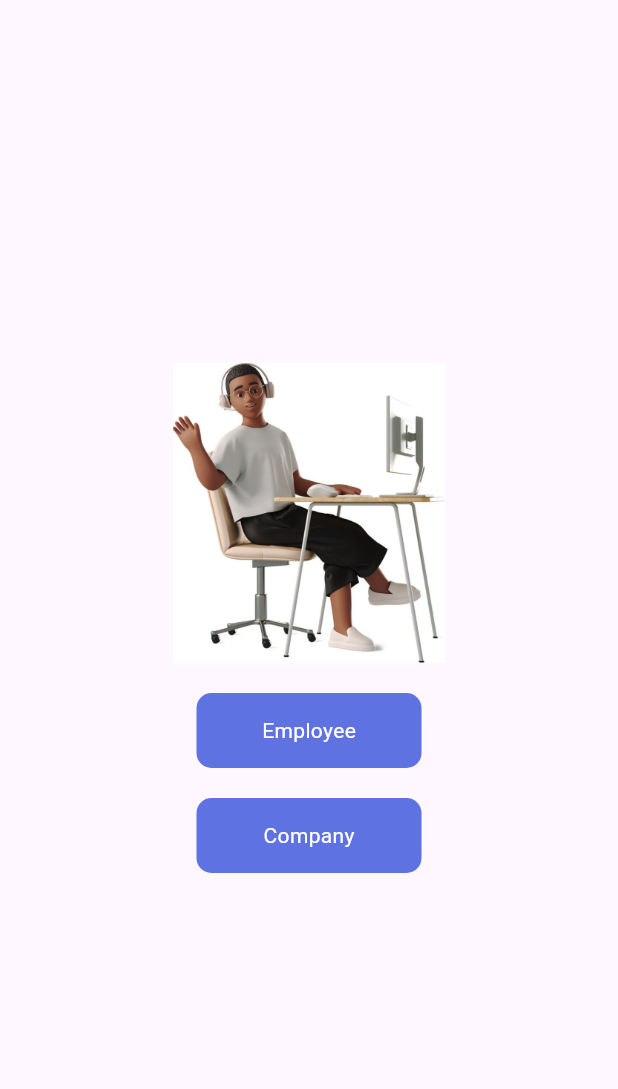
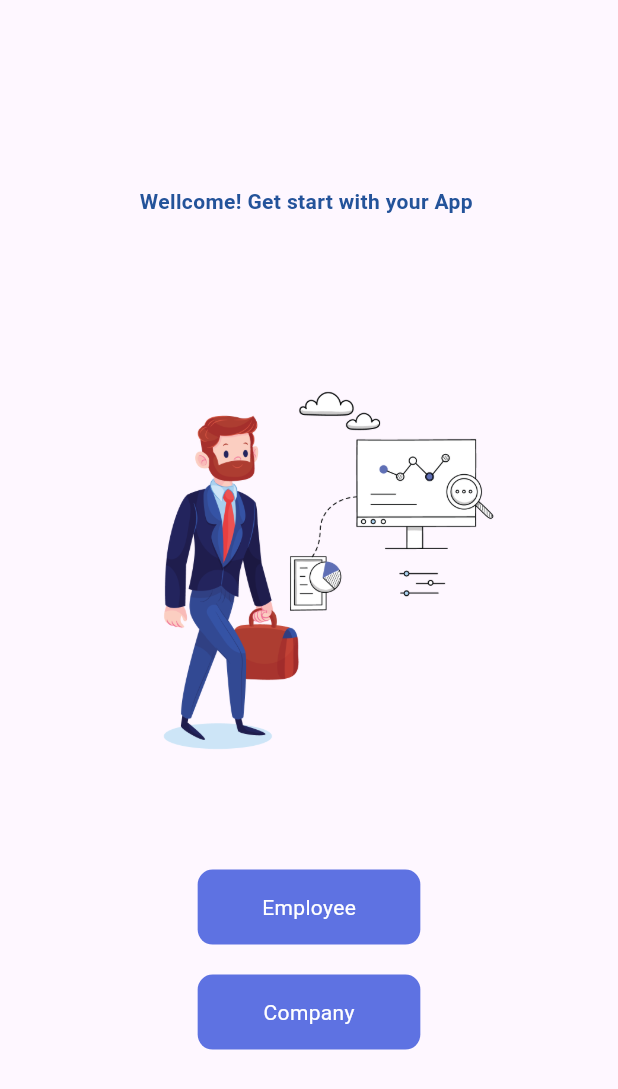
Before and after one commit to HozaifaJohar/career_compass, a Flutter app: the StartScreen screen opened by its route, on a phone screen of 412 x 824 dp. Shown: the top 1089 px of the screen. Run offline on Flutter 3.47's test engine with Material 3 defaults, Android fonts, the phone set to English and light mode, and no system bars; our stand-ins replace curved_navigation_bar, file_picker, flutter_svg, image_picker, pinput, shared_preferences; missing offline and left inert: flutter_pdfview; accounts and stored records are empty; network calls fail.

Commit message:
add some animaation

```diff
--- a/lib/main.dart
+++ b/lib/main.dart
@@ -75,7 +75,7 @@ class MyApp extends StatelessWidget {
     return MaterialApp(
       debugShowCheckedModeBanner: false,
       title: 'Flutter Demo',
-      home: ScientificInformation(),
+      home: NavigationCompanyScreen(),
       routes: {
         '/start_screen': (context) => StartScreen(),
         'register_screen': (context) => RegisterScreen(),
--- a/lib/screens/start.dart
+++ b/lib/screens/start.dart
@@ -1,34 +1,68 @@
 import 'package:career_compass/provider/type_provider.dart';
 import 'package:career_compass/style/app_colors.dart';
+import 'package:flutter/cupertino.dart';
 
 import 'package:flutter/material.dart';
+import 'package:flutter/widgets.dart';
 import 'package:provider/provider.dart';
 
-class StartScreen extends StatelessWidget {
-  StartScreen({super.key});
+class StartScreen extends StatefulWidget {
+  const StartScreen({super.key});
 
   @override
+  State<StartScreen> createState() => _StartScreenState();
+}
+
+class _StartScreenState extends State<StartScreen> {
+  @override
   Widget build(BuildContext context) {
+    double customOpacity = 0;
     return Scaffold(
+     // backgroundColor: AppColors.mainColor,
       body: Center(
         child: Column(
           mainAxisAlignment: MainAxisAlignment.center,
           children: [
-            Image.asset(
-              'images/wellcome.jpg',
-              height: 200,
-              width: 200,
+            const Text(
+              'Wellcome! Get start with your App ',
+              style: TextStyle(
+                  color: Color.fromARGB(255, 36, 83, 154),
+                  fontWeight: FontWeight.bold,
+                  ),
             ),
             const SizedBox(
               height: 20,
             ),
-            GestureDetector(
+            TweenAnimationBuilder(
+
+              curve: Curves.bounceOut,
+              duration: const Duration(seconds: 2),
+              tween: Tween<double>(begin: 50, end: 200),
+              builder: (context, value, child) {
+                return Image.asset(
+                  'images/manb.gif',
+                  height: value*2,
+                  // width: 200,
+                );
+              },
+            ),
+            const SizedBox(
+              height: 20,
+            ),
+            TweenAnimationBuilder(
+
+              curve: Curves.bounceOut,
+              duration: const Duration(seconds: 2),
+              tween: Tween<double>(begin: 50, end: 150),
+              builder: (context, value, child) {
+                return GestureDetector(
                   onTap: () {
-                Provider.of<TypeProvider>(context, listen: false).setType(true);
+                    Provider.of<TypeProvider>(context, listen: false)
+                        .setType(true);
                     Navigator.pushNamed(context, '/login_screen');
                   },
                   child: Container(
-                width: 150,
+                    width: value,
                     height: 50,
                     decoration: BoxDecoration(
                       borderRadius: BorderRadius.circular(10),
@@ -40,18 +74,26 @@ class StartScreen extends StatelessWidget {
                       style: TextStyle(color: Colors.white),
                     )),
                   ),
+                );
+              },
             ),
             const SizedBox(
               height: 20,
             ),
-            GestureDetector(
+            TweenAnimationBuilder(
+
+              curve: Curves.bounceOut,
+              duration: const Duration(seconds: 2),
+              tween: Tween<double>(begin: 50, end: 150),
+              builder: (context, value, child) {
+                return GestureDetector(
                   onTap: () {
                     Provider.of<TypeProvider>(context, listen: false)
                         .setType(false);
                     Navigator.pushNamed(context, '/login_screen');
                   },
                   child: Container(
-                width: 150,
+                    width: value,
                     height: 50,
                     decoration: BoxDecoration(
                       borderRadius: BorderRadius.circular(10),
@@ -63,7 +105,9 @@ class StartScreen extends StatelessWidget {
                       style: TextStyle(color: Colors.white),
                     )),
                   ),
-            )
+                );
+              },
+            ),
           ],
         ),
       ),
```
Also changed, not shown: images/manb.gif (added). Lines whose indentation alone changed are shown as unchanged.
